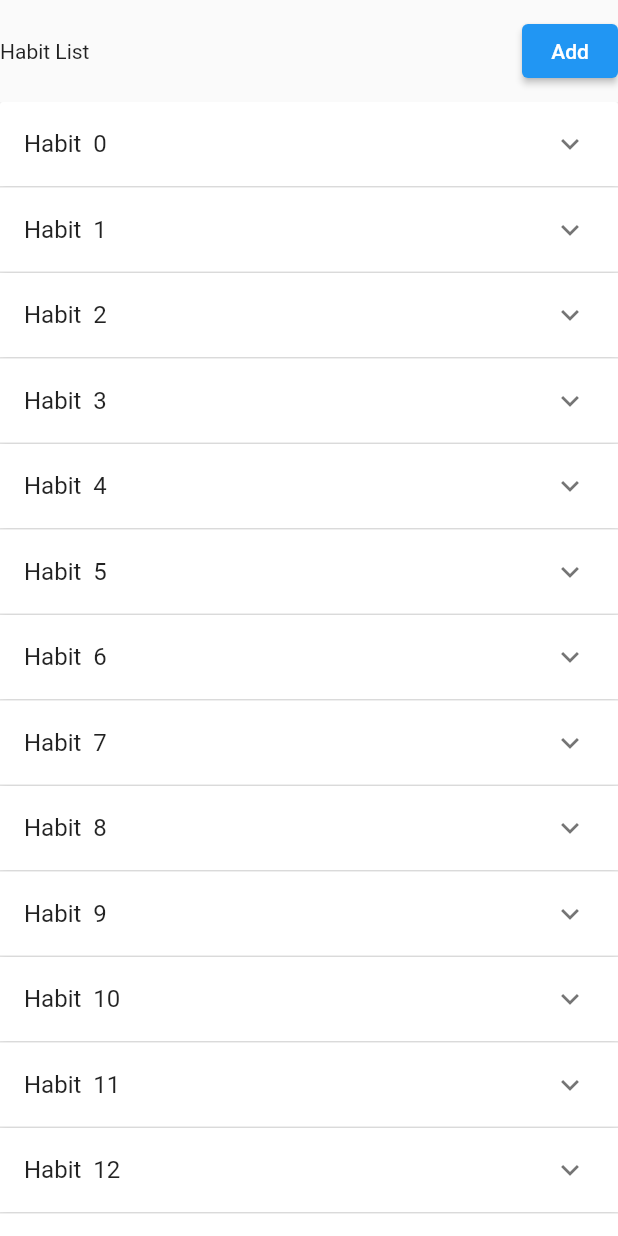
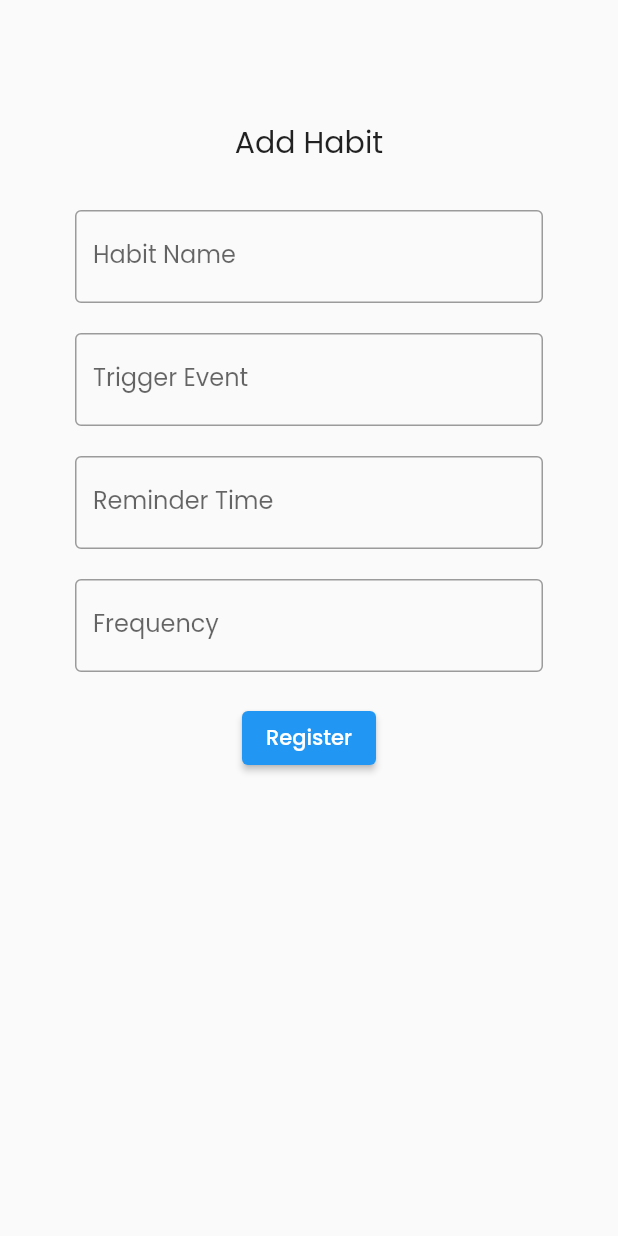
Before and after one commit to Durianator/ripeto_flutter, a Flutter app: the HomeScreen screen opened by its route, after a tap on "Add", on a phone screen of 412 x 824 dp. Run offline on Flutter 3.47's test engine with Material 2 defaults, Android fonts, the phone set to English and light mode, and no system bars; our stand-ins replace cloud_firestore, firebase_auth, firebase_core, flutter_signin_button, google_fonts, google_sign_in and 1 more; accounts and stored records are empty.

Commit message:
Add a tonnes of features.

```diff
--- /dev/null
+++ b/lib/component.dart
@@ -0,0 +1,27 @@
+import 'package:flutter/material.dart';
+
+class RipetoTextField extends StatelessWidget {
+  RipetoTextField(
+      {@required this.onChanged,
+      @required this.labelText,
+      this.isEmail = false,
+      this.obscureText = false});
+
+  final Function(String) onChanged;
+  final bool obscureText;
+  final String labelText;
+  final bool isEmail;
+
+  @override
+  Widget build(BuildContext context) {
+    return TextField(
+      onChanged: onChanged,
+      obscureText: obscureText,
+      keyboardType: isEmail ? TextInputType.emailAddress : TextInputType.text,
+      decoration: InputDecoration(
+        border: OutlineInputBorder(),
+        labelText: labelText,
+      ),
+    );
+  }
+}
--- /dev/null
+++ b/lib/screens/add_habit_screen.dart
@@ -0,0 +1,119 @@
+import 'package:cloud_firestore/cloud_firestore.dart';
+import 'package:firebase_auth/firebase_auth.dart';
+import 'package:flutter/material.dart';
+import 'package:modal_progress_hud/modal_progress_hud.dart';
+import 'package:ripeto_flutter/component.dart';
+
+class AddHabitScreen extends StatefulWidget {
+  static const String id = 'add_habit_screen';
+
+  @override
+  _AddHabitScreenState createState() => _AddHabitScreenState();
+}
+
+class _AddHabitScreenState extends State<AddHabitScreen> {
+  String habitName;
+  String triggerEvent;
+  String reminderTime;
+  String frequency;
+
+  bool showSpinner = false;
+
+  final _auth = FirebaseAuth.instance;
+  final _db = FirebaseFirestore.instance;
+
+  @override
+  Widget build(BuildContext context) {
+    return Scaffold(
+      body: ModalProgressHUD(
+        inAsyncCall: showSpinner,
+        child: SingleChildScrollView(
+          child: Padding(
+            padding: EdgeInsets.all(50.0),
+            child: Column(
+              children: [
+                SizedBox(
+                  height: 30.0,
+                ),
+                Text(
+                  'Add Habit',
+                  textAlign: TextAlign.center,
+                  style: TextStyle(
+                    fontSize: 20.0,
+                  ),
+                ),
+                SizedBox(
+                  height: 30.0,
+                ),
+                RipetoTextField(
+                  onChanged: (value) {
+                    habitName = value;
+                  },
+                  labelText: 'Habit Name',
+                ),
+                SizedBox(
+                  height: 20.0,
+                ),
+                RipetoTextField(
+                  onChanged: (value) {
+                    triggerEvent = value;
+                  },
+                  labelText: 'Trigger Event',
+                ),
+                SizedBox(
+                  height: 20.0,
+                ),
+                RipetoTextField(
+                  onChanged: (value) {
+                    reminderTime = value;
+                  },
+                  labelText: 'Reminder Time',
+                ),
+                SizedBox(
+                  height: 20.0,
+                ),
+                RipetoTextField(
+                  onChanged: (value) {
+                    frequency = value;
+                  },
+                  labelText: 'Frequency',
+                ),
+                SizedBox(
+                  height: 20.0,
+                ),
+                ElevatedButton(
+                  onPressed: () async {
+                    setState(() {
+                      showSpinner = true;
+                    });
+                    try {
+                      final uid = _auth.currentUser.uid;
+                      await _db
+                          .collection('userData')
+                          .doc(uid)
+                          .collection('habit')
+                          .add({
+                        'habit_name': habitName,
+                        'trigger_event': triggerEvent,
+                        'reminder_time': reminderTime,
+                        'frequency': frequency
+                      });
+                      showSpinner = false;
+                    } catch (e) {
+                      print(e);
+                    }
+                  },
+                  child: Text('Register'),
+                  style: ButtonStyle(),
+                ),
+                SizedBox(
+                  height: 100.0,
+                ),
+              ],
+            ),
+          ),
+        ),
+      ),
+    );
+  }
+}
--- a/lib/screens/home_screen.dart
+++ b/lib/screens/home_screen.dart
@@ -1,4 +1,9 @@
 import 'package:flutter/material.dart';
+import 'package:google_fonts/google_fonts.dart';
+import 'package:firebase_auth/firebase_auth.dart';
+import 'package:cloud_firestore/cloud_firestore.dart';
+import 'package:ripeto_flutter/screens/add_habit_screen.dart';
+import 'package:ripeto_flutter/service/auth_service.dart';
 
 class ListItem {
   int id;
@@ -48,7 +53,30 @@ class HomeScreen extends StatefulWidget {
 }
 
 class _HomeScreenState extends State<HomeScreen> {
+  final _auth = FirebaseAuth.instance;
+  User loggedInUser;
+
   List<ListItem> _items = generateItems(15);
+
+  final _db = FirebaseFirestore.instance;
+
+  @override
+  void initState() {
+    super.initState();
+    getCurrentUser();
+  }
+
+  void getCurrentUser() {
+    try {
+      final user = _auth.currentUser;
+      if (user != null) {
+        loggedInUser = user;
+        print('Get current user successful');
+      }
+    } catch (e) {
+      print(e);
+    }
+  }
 
   @override
   Widget build(BuildContext context) {
@@ -60,15 +88,26 @@ class _HomeScreenState extends State<HomeScreen> {
               padding: EdgeInsets.symmetric(
                 vertical: 10.0,
               ),
+              child: Padding(
+                padding: const EdgeInsets.symmetric(horizontal: 20.0),
                 child: Row(
                   mainAxisAlignment: MainAxisAlignment.spaceBetween,
                   children: [
-                  Text('Habit List'),
+                    Text(
+                      'Habit List',
+                      style: TextStyle(
+                        fontWeight: FontWeight.bold,
+                        fontSize: 25,
+                      ),
+                    ),
                     ElevatedButton(
-                    onPressed: () {},
+                      onPressed: () {
+                        Navigator.pushNamed(context, AddHabitScreen.id);
+                      },
                       child: Text('Add'),
                     ),
                   ],
+                ),
               ),
             ),
             Expanded(
--- a/pubspec.yaml
+++ b/pubspec.yaml
@@ -16,9 +16,13 @@ dependencies:
 
   firebase_core: ^1.8.0
   firebase_auth: ^3.1.4
-#  cloud_firestore: ^2.5.4
+  cloud_firestore: ^2.5.4
   google_sign_in: ^5.2.1
   google_fonts: ^2.1.0
+  flutter_signin_button: ^2.0.0
+  provider: ^6.0.1
+  shared_preferences: ^2.0.9
+  modal_progress_hud: ^0.1.3
 
 dev_dependencies:
   flutter_test:
```
Also changed, not shown: lib/main.dart (+11 -1 lines), lib/screens/login_screen.dart (+41 -33 lines), lib/screens/sign_up_screen.dart (added, +117 -0 lines), lib/service/auth_service.dart (added, +11 -0 lines), lib/service/database.dart (added, +18 -0 lines), pubspec.lock, 2 other files. Lines whose indentation alone changed are shown as unchanged.
